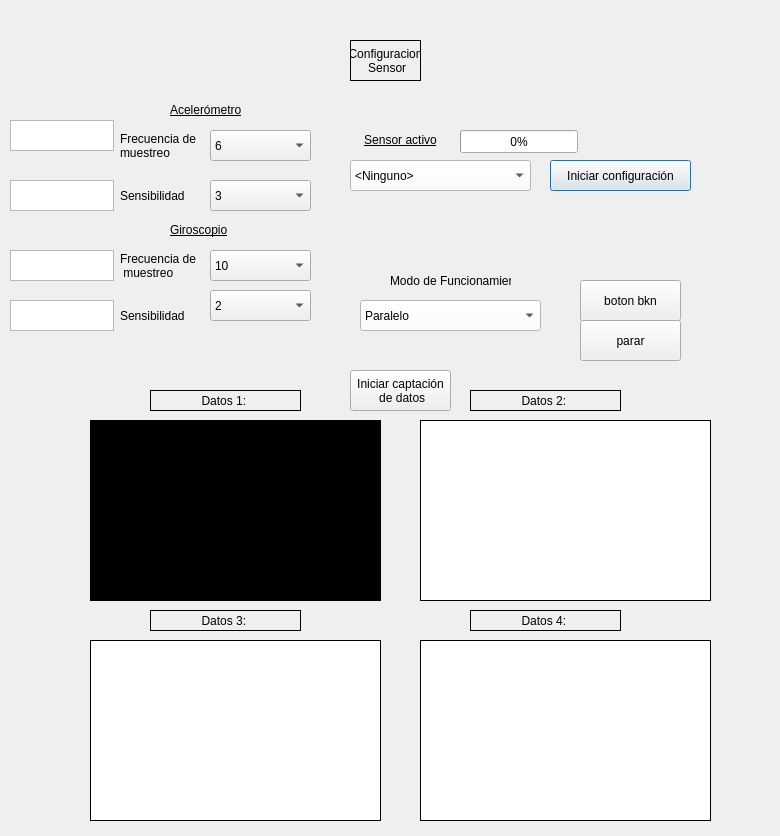
Qt form sample_project/UI/tarea2.ui (Stevennns/SistemasEmbebidos) before a commit.
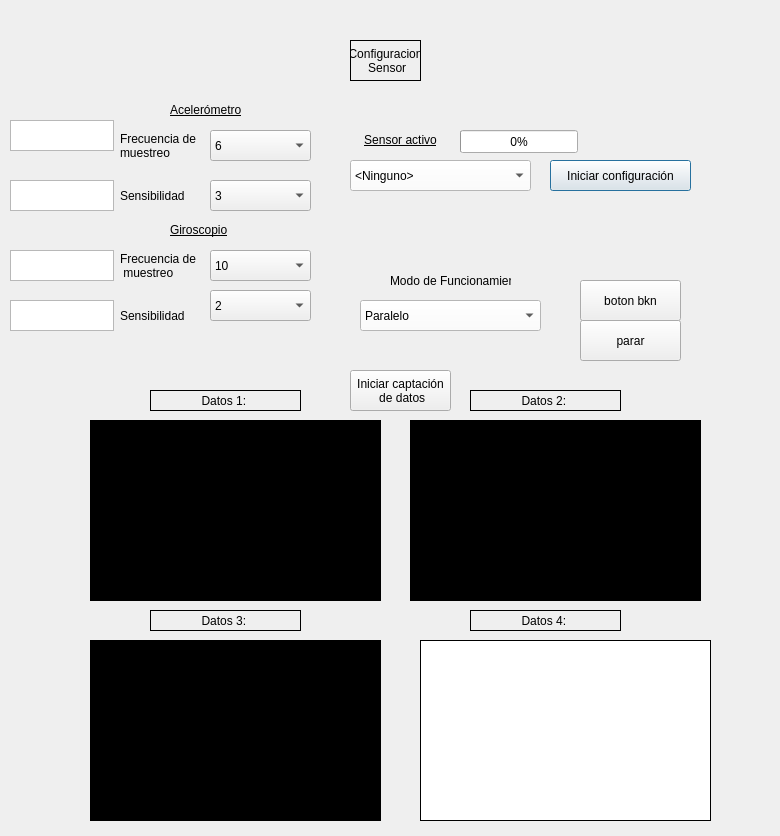
The same form after that commit. Custom widgets are drawn as their Qt base class.

```diff
--- a/sample_project/UI/tarea2.ui
+++ b/sample_project/UI/tarea2.ui
@@ -266,38 +266,6 @@
     </rect>
    </property>
   </widget>
-  <widget class="QGraphicsView" name="Plot2">
-   <property name="geometry">
-    <rect>
-     <x>420</x>
-     <y>420</y>
-     <width>291</width>
-     <height>181</height>
-    </rect>
-   </property>
-   <property name="frameShape">
-    <enum>QFrame::Box</enum>
-   </property>
-   <property name="frameShadow">
-    <enum>QFrame::Plain</enum>
-   </property>
-  </widget>
-  <widget class="QGraphicsView" name="Plot3">
-   <property name="geometry">
-    <rect>
-     <x>90</x>
-     <y>640</y>
-     <width>291</width>
-     <height>181</height>
-    </rect>
-   </property>
-   <property name="frameShape">
-    <enum>QFrame::Box</enum>
-   </property>
-   <property name="frameShadow">
-    <enum>QFrame::Plain</enum>
-   </property>
-  </widget>
   <widget class="QGraphicsView" name="Plot4">
    <property name="geometry">
     <rect>
@@ -653,6 +621,32 @@
     </property>
    </item>
   </widget>
+  <widget class="PlotWidget" name="plot_2">
+   <property name="geometry">
+    <rect>
+     <x>410</x>
+     <y>420</y>
+     <width>291</width>
+     <height>181</height>
+    </rect>
+   </property>
+   <property name="styleSheet">
+    <string notr="true">background-color: rgb(0, 0, 0);</string>
+   </property>
+  </widget>
+  <widget class="PlotWidget" name="plot_3">
+   <property name="geometry">
+    <rect>
+     <x>90</x>
+     <y>640</y>
+     <width>291</width>
+     <height>181</height>
+    </rect>
+   </property>
+   <property name="styleSheet">
+    <string notr="true">background-color: rgb(0, 0, 0);</string>
+   </property>
+  </widget>
  </widget>
  <customwidgets>
   <customwidget>
```
